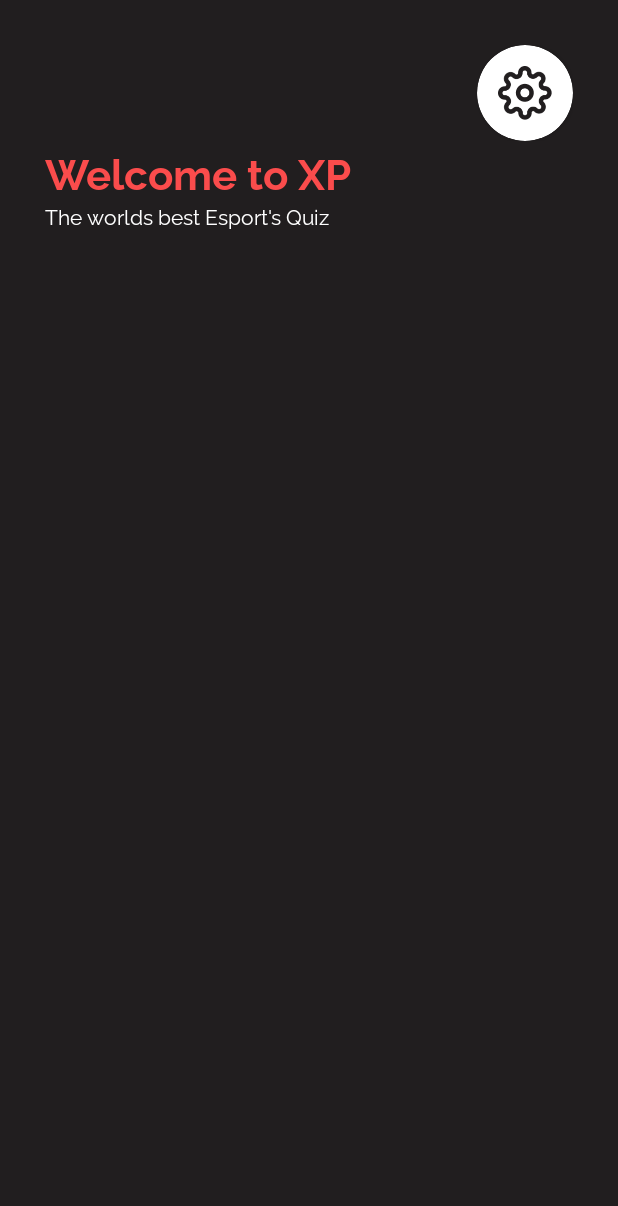
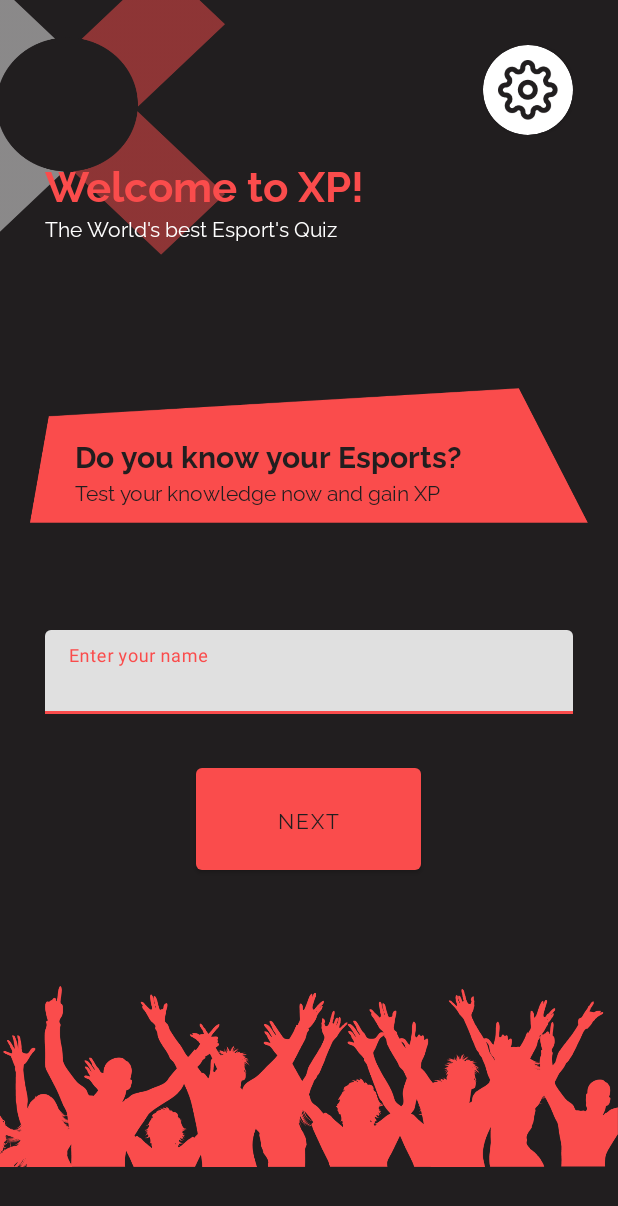
Before and after one commit to WiaanDuvenhage-200307/XP, an Android app: the screen it shows after launch (HomePageActivity), on a phone screen of 412 x 824 dp. Shown: the top 1206 px of the screen. Run offline under Robolectric (Android 15) with nearby library versions, the phone set to English and light mode, and no system bars.

Commit message:
completed landing page

```diff
--- a/app/src/main/res/layout/categories_page.xml
+++ b/app/src/main/res/layout/categories_page.xml
@@ -1,5 +1,5 @@
 <?xml version="1.0" encoding="utf-8"?>
-<LinearLayout xmlns:android="http://schemas.android.com/apk/res/android"
+<RelativeLayout xmlns:android="http://schemas.android.com/apk/res/android"
     android:layout_width="match_parent"
     android:layout_height="match_parent"
     android:background="@color/black"
@@ -59,4 +59,4 @@
 
 
 
-</LinearLayout>
+</RelativeLayout>
--- a/app/src/main/res/layout/home_page.xml
+++ b/app/src/main/res/layout/home_page.xml
@@ -1,67 +1,133 @@
 <?xml version="1.0" encoding="utf-8"?>
-<LinearLayout xmlns:android="http://schemas.android.com/apk/res/android"
-    xmlns:app="http://schemas.android.com/apk/res-auto"
+<RelativeLayout xmlns:android="http://schemas.android.com/apk/res/android"
     xmlns:tools="http://schemas.android.com/tools"
     android:layout_width="match_parent"
     android:layout_height="match_parent"
+    xmlns:app="http://schemas.android.com/apk/res-auto"
     tools:context=".HomePageActivity"
-    android:orientation="vertical"
-    android:background="@color/black"
-    android:padding="30dp">
+    android:background="@color/black">
+
+    <ImageView
+        android:layout_width="150dp"
+        android:layout_height="170dp"
+        android:background="@drawable/fadelogo"/>
+
+    <TextView
+        android:id="@+id/heading"
+        android:layout_width="wrap_content"
+        android:layout_height="wrap_content"
+        android:layout_marginTop="102sp"
+        android:fontFamily="@font/ralewaybold"
+        android:paddingLeft="30sp"
+        android:text="Welcome to XP!"
+        android:textColor="@color/red"
+        android:textSize="28sp" />
+
+    <TextView
+        android:layout_width="match_parent"
+        android:layout_height="wrap_content"
+        android:id="@+id/subtext"
+        android:text="The World's best Esport's Quiz"
+        android:textColor="@color/white"
+        android:fontFamily="@font/ralewayregular"
+        android:layout_below="@+id/heading"
+        android:paddingLeft="30sp"/>
 
     <LinearLayout
         android:layout_width="match_parent"
-        android:layout_height="wrap_content">
-
-        <Space
-            android:layout_width="match_parent"
-            android:layout_height="wrap_content"
-            android:layout_weight="1"/>
+        android:layout_height="wrap_content"
+        android:gravity="right"
+        android:padding="30sp">
 
         <androidx.cardview.widget.CardView
-            android:layout_width="64dp"
-            android:layout_height="64dp"
-            app:cardCornerRadius="40dp"
-            android:gravity="right">
+            android:layout_width="wrap_content"
+            android:layout_height="wrap_content"
+            app:cardCornerRadius="74sp">
 
             <ImageView
-                android:layout_width="36dp"
-                android:layout_height="36dp"
+                android:layout_width="60sp"
+                android:layout_height="60sp"
                 android:layout_gravity="center"
-                android:src="@drawable/settings"/>
-
+                android:padding="10sp"
+                android:src="@drawable/settings" />
         </androidx.cardview.widget.CardView>
 
     </LinearLayout>
 
-    <LinearLayout
-        android:layout_width="match_parent"
-        android:layout_height="wrap_content">
+    <RelativeLayout
+        android:layout_width="wrap_content"
+        android:layout_height="90sp"
+        android:layout_marginLeft="20sp"
+        android:layout_below="@+id/subtext"
+        android:layout_marginTop="97dp"
+        android:layout_marginRight="20sp"
+        android:background="@drawable/organicshape"
+        android:orientation="vertical"
+        android:paddingLeft="30sp"
+        android:paddingTop="10sp"
+        android:paddingRight="10sp"
+        android:paddingBottom="0sp">
+
+
+        <TextView
+            android:layout_marginTop="20sp"
+            android:layout_width="match_parent"
+            android:id="@+id/greetheading"
+            android:layout_height="wrap_content"
+            android:fontFamily="@font/ralewaybold"
+            android:text="Do you know your Esports?"
+            android:textColor="@color/black"
+            android:textSize="20dp"/>
 
         <TextView
             android:layout_width="match_parent"
             android:layout_height="wrap_content"
-            android:fontFamily="@font/ralewaybold"
-            android:text="Welcome to XP"
-            android:textColor="@color/red"
-            android:textSize="28sp"/>
+            android:fontFamily="@font/ralewayregular"
+            android:id="@+id/greetsubtext"
+            android:text="Test your knowledge now and gain XP "
+            android:textColor="@color/black"
+            android:textSize="14dp"
+            android:layout_below="@+id/greetheading"
+            />
 
-    </LinearLayout>
+    </RelativeLayout>
 
-    <LinearLayout
+    <com.google.android.material.textfield.TextInputLayout
         android:layout_width="match_parent"
-        android:layout_height="wrap_content">
+        android:layout_height="wrap_content"
+        android:padding="30sp"
+        android:hint="Enter your name"
+        android:layout_marginTop="350sp"
+        android:id="@+id/nameInput">
 
-        <TextView
+        <EditText
             android:layout_width="match_parent"
             android:layout_height="wrap_content"
-            android:text="The worlds best Esport's Quiz"
-            android:textColor="@color/white"
-            android:fontFamily="@font/ralewayregular"
-            android:textSize="14dp"/>
+            android:layout_below="@+id/greetsubtext"
+            android:layout_marginTop="40sp"
+            android:inputType="text"
+            />
 
-    </LinearLayout>
+    </com.google.android.material.textfield.TextInputLayout>
+
+    <Button
+        android:layout_width="150sp"
+        android:layout_height="80sp"
+        android:layout_below="@+id/nameInput"
+        android:fontFamily="@font/ralewayregular"
+        android:layout_centerHorizontal="true"
+        android:gravity="center"
+        android:text="Next"
+        android:textColor="@color/black"
+        android:id="@+id/button"/>
+
+    <ImageView
+        android:layout_width="match_parent"
+        android:layout_height="wrap_content"
+        android:layout_marginTop="25sp"
+        android:src="@drawable/crowd"
+        android:layout_below="@+id/button"/>
 
 
 
-</LinearLayout>
+</RelativeLayout>
```
Also changed, not shown: app/src/main/res/drawable/crowd.png (added), app/src/main/res/drawable/elements.png (added), app/src/main/res/drawable/elementsred.png (added), app/src/main/res/drawable/fadelogo.png (added), app/src/main/res/drawable/illustration.png (added), app/src/main/res/drawable/logo.png (added), app/src/main/res/drawable/organicdark.png (added), app/src/main/res/drawable/organicshape.png (added).
